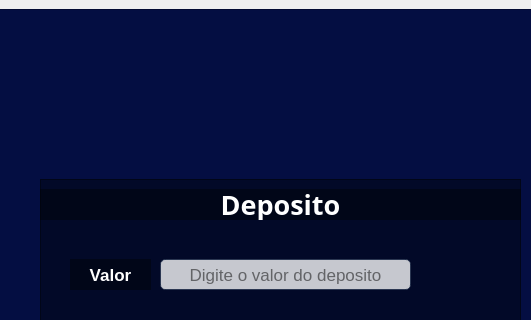
Qt form Telas/tela_deposito.ui (David-Marcoss/POO2_Trabalho) before a commit; both pictures show x 189 to 720 and y 0 to 320 of the 900 by 748 pixel window.
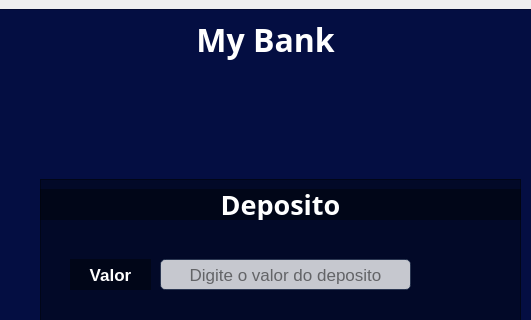
The same form after that commit. Icons and pictures are not drawn.

What changed in the file:
```diff
--- a/Telas/tela_deposito.ui
+++ b/Telas/tela_deposito.ui
@@ -209,10 +209,10 @@
       <widget class="QLabel" name="label_2">
        <property name="geometry">
         <rect>
-         <x>370</x>
-         <y>30</y>
-         <width>201</width>
-         <height>131</height>
+         <x>380</x>
+         <y>50</y>
+         <width>141</width>
+         <height>101</height>
         </rect>
        </property>
        <property name="text">
@@ -225,6 +225,33 @@
         <bool>true</bool>
        </property>
       </widget>
+      <widget class="QLabel" name="label_5">
+       <property name="geometry">
+        <rect>
+         <x>260</x>
+         <y>10</y>
+         <width>371</width>
+         <height>41</height>
+        </rect>
+       </property>
+       <property name="font">
+        <font>
+         <family>Sawasdee</family>
+         <pointsize>24</pointsize>
+         <weight>75</weight>
+         <bold>true</bold>
+        </font>
+       </property>
+       <property name="styleSheet">
+        <string notr="true">color: rgb(255, 255, 255);</string>
+       </property>
+       <property name="text">
+        <string>My Bank</string>
+       </property>
+       <property name="alignment">
+        <set>Qt::AlignCenter</set>
+       </property>
+      </widget>
      </widget>
     </item>
    </layout>
```
Left out of the diff: 2 changed lines with no effect on the pictures.
